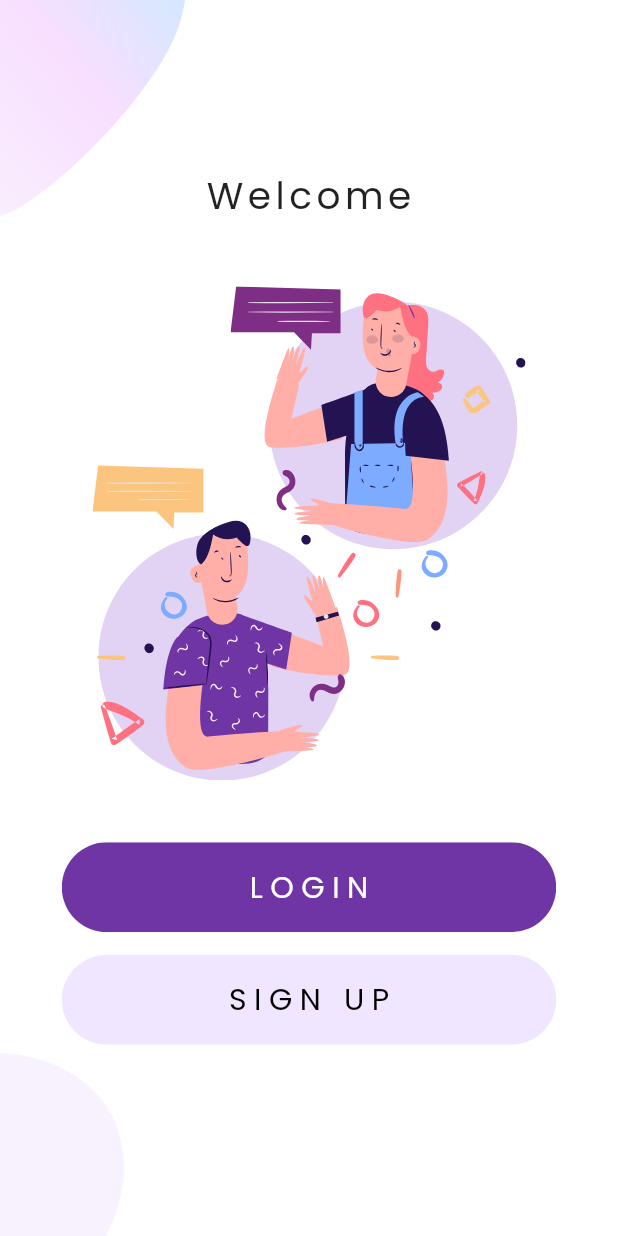
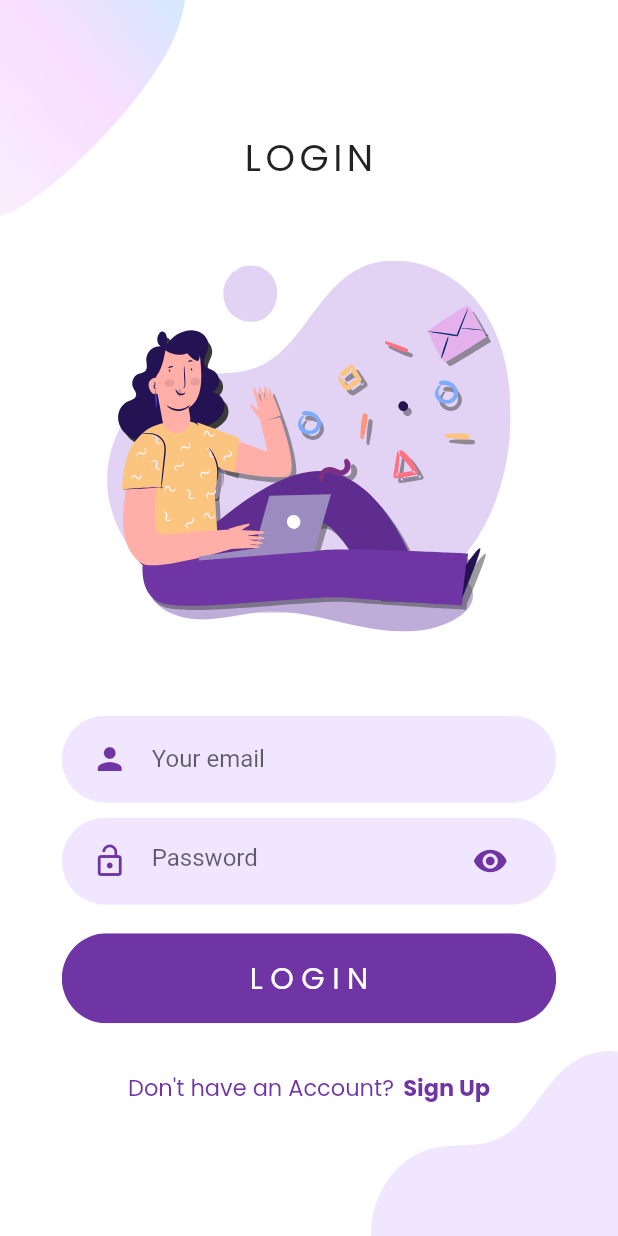
Before and after one commit to chitranshjain/flutter_auth_ui, a Flutter app: the screen it shows after launch, after a tap on "LOGIN", on a phone screen of 412 x 824 dp. Run offline on Flutter 3.47's test engine with Material 2 defaults, Android fonts, the phone set to English and light mode, and no system bars; our stand-ins replace flutter_svg, google_fonts.

Commit message:
added login page

```diff
--- /dev/null
+++ b/lib/LoginPage.dart
@@ -0,0 +1,161 @@
+import 'package:flutter/material.dart';
+import 'package:flutter_svg/flutter_svg.dart';
+import 'package:flutterauthui/constants.dart';
+import 'package:google_fonts/google_fonts.dart';
+
+class LoginPage extends StatelessWidget {
+  @override
+  Widget build(BuildContext context) {
+    Size size = MediaQuery.of(context).size;
+    return Scaffold(
+      body: SingleChildScrollView(
+        child: Container(
+          width: double.infinity,
+          height: size.height,
+          child: Stack(
+            alignment: Alignment.center,
+            children: <Widget>[
+              Positioned(
+                top: 0,
+                left: 0,
+                child: Image.asset(
+                  'assets/images/main_top.png',
+                  width: size.width * 0.3,
+                ),
+              ),
+              Positioned(
+                bottom: 0,
+                right: 0,
+                child: Image.asset(
+                  'assets/images/login_bottom.png',
+                  width: size.width * 0.40,
+                ),
+              ),
+              Column(
+                mainAxisAlignment: MainAxisAlignment.center,
+                children: <Widget>[
+                  Text(
+                    'LOGIN',
+                    style: GoogleFonts.poppins(
+                      fontWeight: FontWeight.w400,
+                      textStyle: TextStyle(letterSpacing: 3, fontSize: 25.0),
+                    ),
+                  ),
+                  SizedBox(
+                    height: size.height * 0.06,
+                  ),
+                  SvgPicture.asset(
+                    'assets/icons/login.svg',
+                    height: size.height * 0.3,
+                  ),
+                  SizedBox(
+                    height: size.height * 0.05,
+                  ),
+                  Container(
+                    margin: EdgeInsets.fromLTRB(0, 15, 0, 10),
+                    width: size.width * 0.8,
+                    padding: EdgeInsets.symmetric(vertical: 5, horizontal: 20),
+                    decoration: BoxDecoration(
+                      color: kPrimaryLightColor,
+                      borderRadius: BorderRadius.circular(33),
+                    ),
+                    child: TextField(
+                      decoration: InputDecoration(
+                          icon: Icon(
+                            Icons.person,
+                            color: kPrimaryColor,
+                          ),
+                          hintText: 'Your email',
+                          border: InputBorder.none),
+                    ),
+                  ),
+                  Container(
+                    width: size.width * 0.8,
+                    padding: EdgeInsets.symmetric(vertical: 5, horizontal: 20),
+                    decoration: BoxDecoration(
+                      color: kPrimaryLightColor,
+                      borderRadius: BorderRadius.circular(33),
+                    ),
+                    child: TextField(
+                      decoration: InputDecoration(
+                        icon: Icon(
+                          Icons.lock_open,
+                          color: kPrimaryColor,
+                        ),
+                        hintText: 'Password',
+                        border: InputBorder.none,
+                        suffixIcon: Icon(
+                          Icons.visibility,
+                          color: kPrimaryColor,
+                        ),
+                      ),
+                      obscureText: true,
+                    ),
+                  ),
+                  SizedBox(
+                    height: size.height * 0.005,
+                  ),
+                  Container(
+                    margin: EdgeInsets.symmetric(vertical: 15),
+                    width: size.width * 0.8,
+                    child: ClipRRect(
+                      borderRadius: BorderRadius.circular(33),
+                      child: FlatButton(
+                        padding: EdgeInsets.symmetric(
+                            vertical: 15.0, horizontal: 40.0),
+                        color: kPrimaryColor,
+                        onPressed: () {},
+                        child: Text(
+                          'LOGIN',
+                          style: GoogleFonts.poppins(
+                            fontWeight: FontWeight.w400,
+                            textStyle: TextStyle(
+                                fontSize: 20.0,
+                                letterSpacing: 5.0,
+                                color: Colors.white),
+                          ),
+                        ),
+                      ),
+                    ),
+                  ),
+                  SizedBox(
+                    height: size.height * 0.02,
+                  ),
+                  Row(
+                    mainAxisAlignment: MainAxisAlignment.center,
+                    children: <Widget>[
+                      Text(
+                        'Don\'t have an Account?',
+                        style: GoogleFonts.poppins(
+                          textStyle: TextStyle(
+                              fontWeight: FontWeight.w400,
+                              color: kPrimaryColor,
+                              fontSize: 15),
+                        ),
+                      ),
+                      SizedBox(
+                        width: size.width * 0.015,
+                      ),
+                      InkWell(
+                        onTap: () {},
+                        child: Text(
+                          'Sign Up',
+                          style: GoogleFonts.poppins(
+                            textStyle: TextStyle(
+                                fontWeight: FontWeight.bold,
+                                color: kPrimaryColor,
+                                fontSize: 15),
+                          ),
+                        ),
+                      )
+                    ],
+                  ),
+                ],
+              ),
+            ],
+          ),
+        ),
+      ),
+    );
+  }
+}
--- a/lib/WelcomeScreen.dart
+++ b/lib/WelcomeScreen.dart
@@ -1,5 +1,6 @@
 import 'package:flutter/material.dart';
 import 'package:flutter_svg/flutter_svg.dart';
+import 'package:flutterauthui/LoginPage.dart';
 import 'package:flutterauthui/constants.dart';
 import 'package:google_fonts/google_fonts.dart';
 
@@ -36,7 +37,7 @@ class WelcomeScreen extends StatelessWidget {
                 mainAxisAlignment: MainAxisAlignment.center,
                 children: <Widget>[
                   Text(
-                    'Welcome',
+                    'WELCOME',
                     style: GoogleFonts.poppins(
                       fontWeight: FontWeight.w400,
                       textStyle: TextStyle(letterSpacing: 3, fontSize: 25.0),
@@ -60,7 +61,13 @@ class WelcomeScreen extends StatelessWidget {
                         padding: EdgeInsets.symmetric(
                             vertical: 15.0, horizontal: 40.0),
                         color: kPrimaryColor,
-                        onPressed: () {},
+                        onPressed: () {
+                          Navigator.push(
+                            context,
+                            MaterialPageRoute(
+                                builder: (context) => LoginPage()),
+                          );
+                        },
                         child: Text(
                           'LOGIN',
                           style: GoogleFonts.poppins(
```
